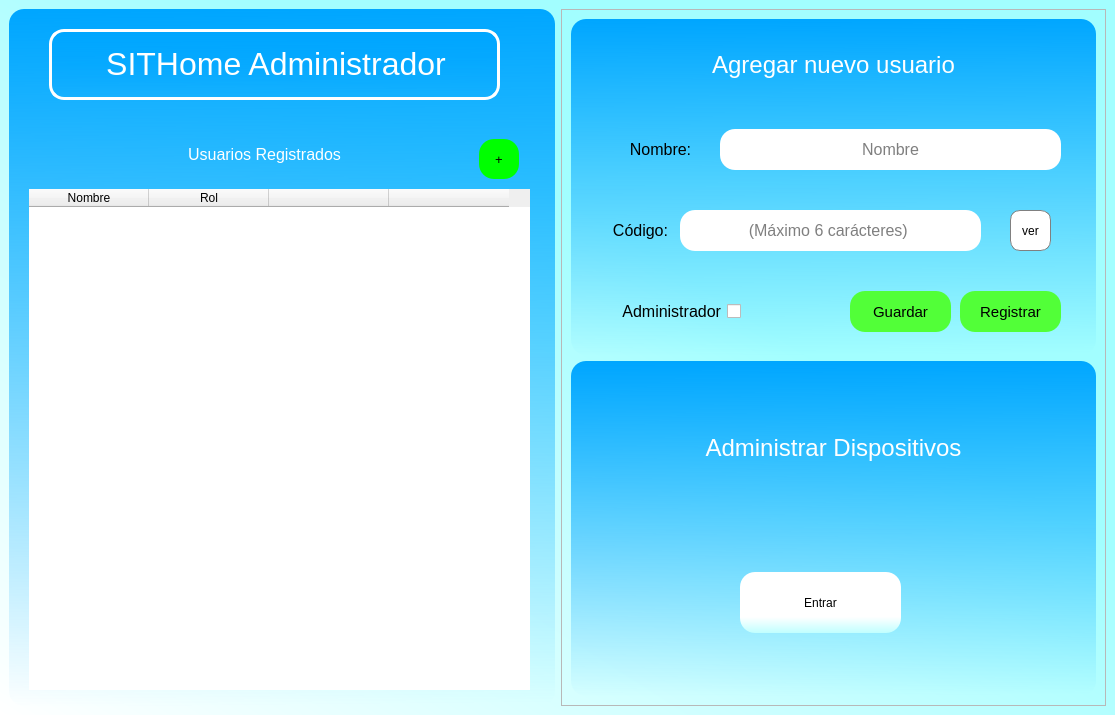
First picture: the form in interfaces/SITHome_LoginAdmin.ui, repository Geo18G/SITHome, before the edit.
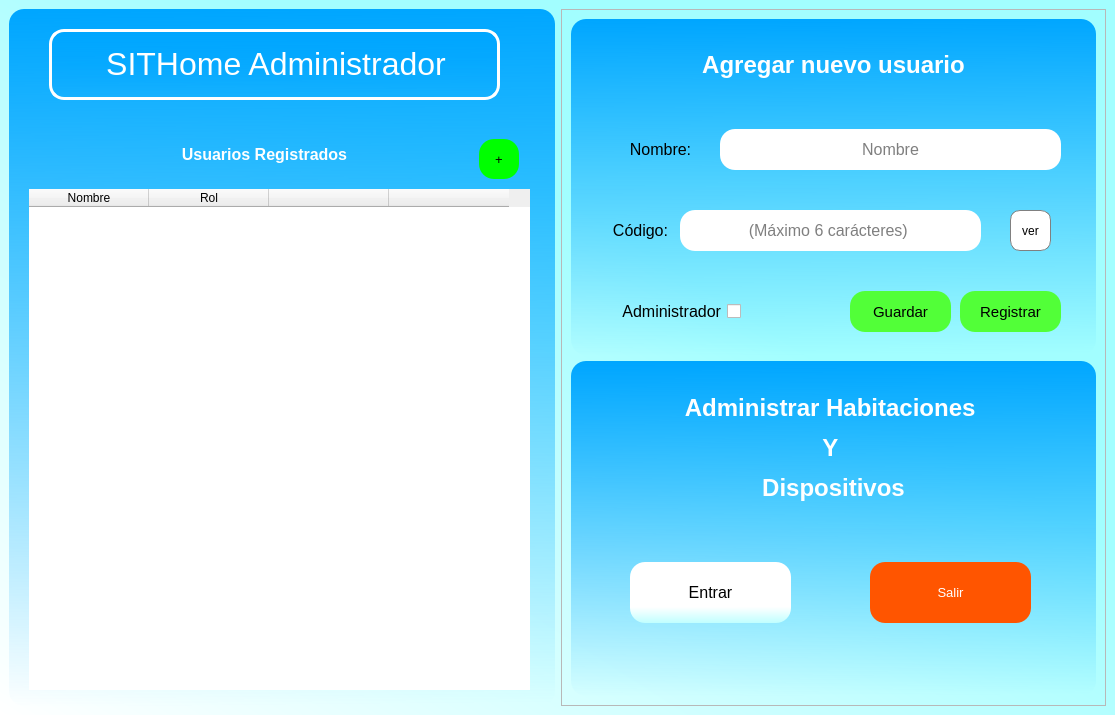
Second picture: the form after the edit.

Diff of the .ui file:
```diff
--- a/interfaces/SITHome_LoginAdmin.ui
+++ b/interfaces/SITHome_LoginAdmin.ui
@@ -137,7 +137,7 @@
 color: white;</string>
        </property>
        <property name="text">
-        <string>&lt;html&gt;&lt;head/&gt;&lt;body&gt;&lt;p align=&quot;center&quot;&gt;&lt;span style=&quot; font-size:12pt;&quot;&gt;Usuarios Registrados&lt;/span&gt;&lt;/p&gt;&lt;/body&gt;&lt;/html&gt;</string>
+        <string>&lt;html&gt;&lt;head/&gt;&lt;body&gt;&lt;p align=&quot;center&quot;&gt;&lt;span style=&quot; font-size:12pt; font-weight:600;&quot;&gt;Usuarios Registrados&lt;/span&gt;&lt;/p&gt;&lt;/body&gt;&lt;/html&gt;</string>
        </property>
       </widget>
       <widget class="QPushButton" name="addUser">
@@ -241,7 +241,7 @@
                 <enum>Qt::LeftToRight</enum>
                </property>
                <property name="text">
-                <string>&lt;html&gt;&lt;head/&gt;&lt;body&gt;&lt;p align=&quot;center&quot;&gt;&lt;span style=&quot; font-size:18pt; color:#ffffff;&quot;&gt;Agregar nuevo usuario&lt;/span&gt;&lt;/p&gt;&lt;/body&gt;&lt;/html&gt;</string>
+                <string>&lt;html&gt;&lt;head/&gt;&lt;body&gt;&lt;p align=&quot;center&quot;&gt;&lt;span style=&quot; font-weight:600; color:#ffffff;&quot;&gt;Agregar nuevo usuario&lt;/span&gt;&lt;/p&gt;&lt;/body&gt;&lt;/html&gt;</string>
                </property>
                <property name="textFormat">
                 <enum>Qt::RichText</enum>
@@ -549,7 +549,7 @@
              <item>
               <widget class="QLabel" name="label_6">
                <property name="text">
-                <string>&lt;html&gt;&lt;head/&gt;&lt;body&gt;&lt;p align=&quot;center&quot;&gt;&lt;span style=&quot; font-size:18pt; color:#ffffff;&quot;&gt;Administrar Dispositivos&lt;/span&gt;&lt;/p&gt;&lt;/body&gt;&lt;/html&gt;</string>
+                <string>&lt;html&gt;&lt;head/&gt;&lt;body&gt;&lt;p align=&quot;center&quot;&gt;&lt;span style=&quot; font-size:18pt; font-weight:600; color:#ffffff;&quot;&gt;Administrar Habitaciones &lt;/span&gt;&lt;/p&gt;&lt;p align=&quot;center&quot;&gt;&lt;span style=&quot; font-size:18pt; font-weight:600; color:#ffffff;&quot;&gt;Y &lt;/span&gt;&lt;/p&gt;&lt;p align=&quot;center&quot;&gt;&lt;span style=&quot; font-size:18pt; font-weight:600; color:#ffffff;&quot;&gt;Dispositivos&lt;/span&gt;&lt;/p&gt;&lt;/body&gt;&lt;/html&gt;</string>
                </property>
               </widget>
              </item>
@@ -571,12 +571,17 @@
             <widget class="QPushButton" name="dispButton">
              <property name="geometry">
               <rect>
-               <x>160</x>
-               <y>40</y>
+               <x>50</x>
+               <y>30</y>
                <width>161</width>
                <height>61</height>
               </rect>
              </property>
+             <property name="font">
+              <font>
+               <pointsize>12</pointsize>
+              </font>
+             </property>
              <property name="cursor">
               <cursorShape>PointingHandCursor</cursorShape>
              </property>
@@ -588,6 +593,36 @@
               <string>Entrar</string>
              </property>
             </widget>
+            <widget class="QPushButton" name="btn_Salir">
+             <property name="geometry">
+              <rect>
+               <x>290</x>
+               <y>30</y>
+               <width>161</width>
+               <height>61</height>
+              </rect>
+             </property>
+             <property name="font">
+              <font>
+               <pointsize>10</pointsize>
+               <weight>50</weight>
+               <italic>false</italic>
+               <bold>false</bold>
+              </font>
+             </property>
+             <property name="cursor">
+              <cursorShape>PointingHandCursor</cursorShape>
+             </property>
+             <property name="styleSheet">
+              <string notr="true">background-color: rgb(255, 85, 0);
+border-radius: 15px;
+font: 10pt;
+color: white;</string>
+             </property>
+             <property name="text">
+              <string>Salir</string>
+             </property>
+            </widget>
            </widget>
           </item>
          </layout>
```
Left out of the diff: 5 changed lines with no effect on the pictures.
